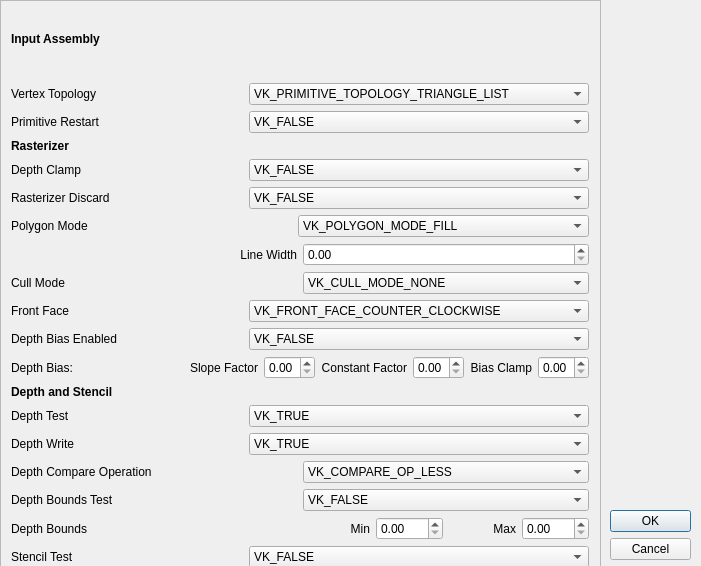
Before: the Qt Designer form VulkanSetupGUI/GraphicsPipelineView.ui in Schokolado/GraphicalVulkanEditor, drawn with Qt 5.
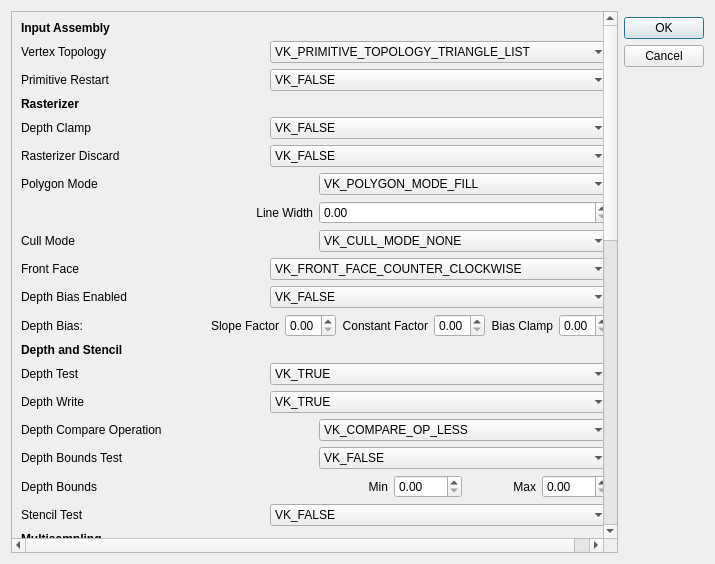
After: the same form once the commit is applied.

Commit message:
formatted pipeline UI
remove shader tab, make scrollable pipeline view

Diff of the .ui file:
```diff
--- a/VulkanSetupGUI/GraphicsPipelineView.ui
+++ b/VulkanSetupGUI/GraphicsPipelineView.ui
@@ -6,22 +6,16 @@
    <rect>
     <x>0</x>
     <y>0</y>
-    <width>701</width>
-    <height>566</height>
+    <width>715</width>
+    <height>564</height>
    </rect>
   </property>
   <property name="windowTitle">
    <string>Add Graphics Pipeline</string>
   </property>
+  <layout class="QGridLayout" name="gridLayout_2">
+   <item row="1" column="1">
   <widget class="QDialogButtonBox" name="buttonBox">
-   <property name="geometry">
-    <rect>
-     <x>610</x>
-     <y>510</y>
-     <width>81</width>
-     <height>51</height>
-    </rect>
-   </property>
    <property name="orientation">
     <enum>Qt::Vertical</enum>
    </property>
@@ -29,15 +23,9 @@
     <set>QDialogButtonBox::Cancel|QDialogButtonBox::Ok</set>
    </property>
   </widget>
+   </item>
+   <item row="0" column="0" rowspan="2">
   <widget class="QScrollArea" name="scrollArea">
-   <property name="geometry">
-    <rect>
-     <x>0</x>
-     <y>0</y>
-     <width>601</width>
-     <height>581</height>
-    </rect>
-   </property>
    <property name="widgetResizable">
     <bool>true</bool>
    </property>
@@ -46,19 +34,12 @@
      <rect>
       <x>0</x>
       <y>0</y>
-      <width>599</width>
-      <height>579</height>
-     </rect>
-    </property>
-    <widget class="QWidget" name="layoutWidget_29">
-     <property name="geometry">
-      <rect>
-       <x>10</x>
-       <y>0</y>
-       <width>578</width>
-       <height>1267</height>
-      </rect>
-     </property>
+        <width>597</width>
+        <height>1234</height>
+       </rect>
+      </property>
+      <layout class="QGridLayout" name="gridLayout">
+       <item row="0" column="0">
      <layout class="QVBoxLayout" name="verticalLayoutPipelineCreation_2">
       <item>
        <layout class="QVBoxLayout" name="verticalLayoutInputAssembly_2">
@@ -2866,9 +2847,12 @@
        </layout>
       </item>
      </layout>
-    </widget>
-   </widget>
-  </widget>
+       </item>
+      </layout>
+     </widget>
+    </widget>
+   </item>
+  </layout>
  </widget>
  <resources/>
  <connections>
```
Lines whose indentation alone changed are shown as unchanged. The commit also changes 2 other files.
